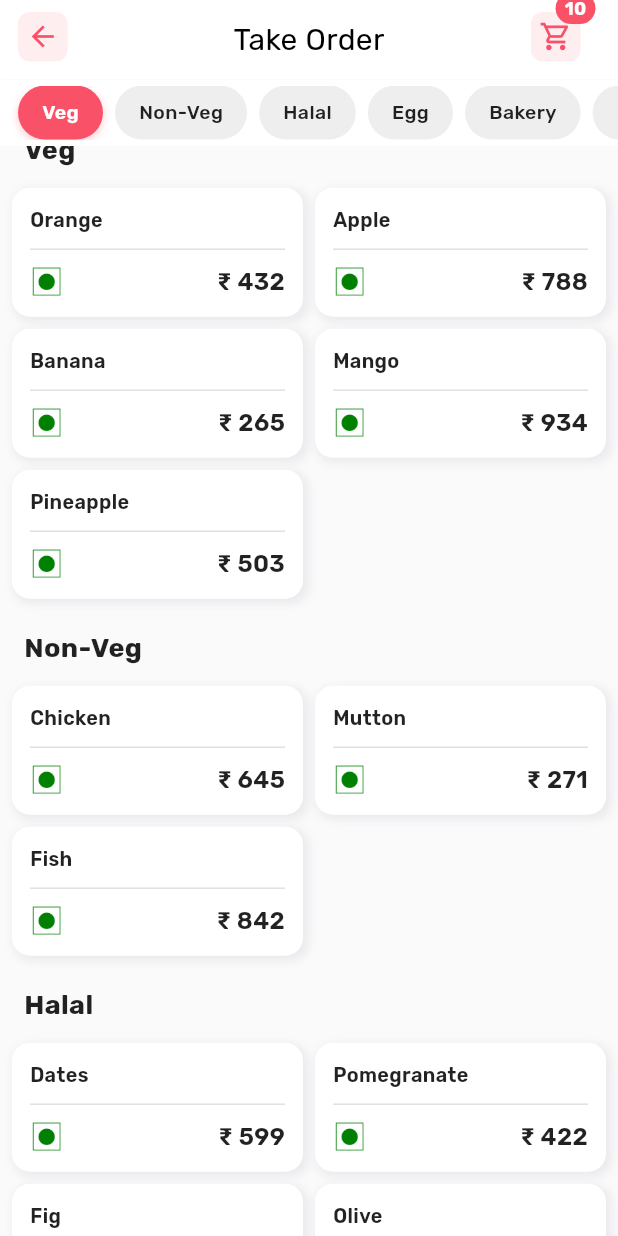
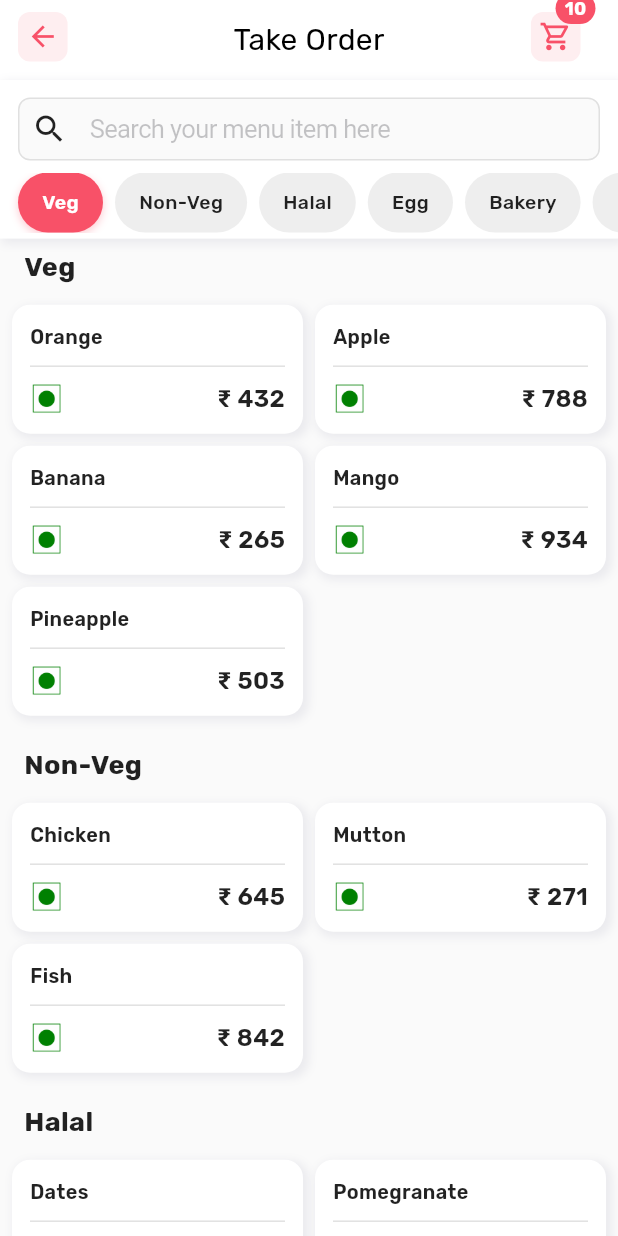
Before and after one commit to BhargavFalcon/sunmi_manager, a Flutter app: the TakeOrderView screen opened by its route, after a tap on "Veg", on a phone screen of 412 x 824 dp. Run offline on Flutter 3.47's test engine with Material 3 defaults, Android fonts, the phone set to English and light mode, and no system bars; our stand-ins replace cached_network_image, fl_chart, get, google_fonts; missing offline and left inert: custom_date_range_picker.

Commit message:
working on take order screen order list

```diff
--- a/lib/app/modules/take_order_screen/views/take_order_view.dart
+++ b/lib/app/modules/take_order_screen/views/take_order_view.dart
@@ -118,12 +118,13 @@ class TakeOrderView extends GetWidget<TakeOrderController> {
                   ),
                 ],
               ),
+              // Sticky Search + Category
               AnimatedSize(
                 duration: const Duration(milliseconds: 250),
                 curve: Curves.easeInOut,
                 child: Obx(() {
                   if (controller.isCategorySticky.value) {
-                    return _buildCategoryList(controller);
+                    return _buildSearchAndCategoryBox(controller);
                   }
                   return const SizedBox.shrink();
                 }),
@@ -148,19 +149,17 @@ class TakeOrderView extends GetWidget<TakeOrderController> {
                     controller: controller.mainScrollController,
                     child: Column(
                       children: [
+                        // Delivery/Pickup Button (Not Sticky)
                         Padding(
                           padding: const EdgeInsets.all(8.0),
                           child: Container(
-                            padding: const EdgeInsets.all(8),
+                            padding: const EdgeInsets.all(12),
                             decoration: BoxDecoration(
                               color: Colors.white,
                               borderRadius: BorderRadius.circular(12),
                               boxShadow: ColorConstants.getShadow2,
                             ),
-                            child: Column(
-                              crossAxisAlignment: CrossAxisAlignment.start,
-                              children: [
-                                Obx(() {
+                            child: Obx(() {
                               final selectedType =
                                   controller.selectedOrderType.value;
                               return Center(
@@ -211,30 +210,10 @@ class TakeOrderView extends GetWidget<TakeOrderController> {
                                 ),
                               );
                             }),
-                                const SizedBox(height: 12),
-                                CupertinoTextField(
-                                  controller: controller.searchController,
-                                  decoration: BoxDecoration(
-                                    color: Colors.grey.shade50,
-                                    border: Border.all(
-                                      color: Colors.grey.shade300,
-                                    ),
-                                    borderRadius: BorderRadius.circular(8),
-                                  ),
-                                  placeholder: "Search your menu item here",
-                                  prefix: const Padding(
-                                    padding: EdgeInsets.all(8.0),
-                                    child: Icon(Icons.search),
-                                  ),
-                                  clearButtonMode:
-                                      OverlayVisibilityMode.editing,
-                                  onChanged: (value) {},
-                                ),
-                              ],
                           ),
                         ),
-                        ),
-                        _buildCategoryList(controller),
+                        // Search + Category Box (Will be Sticky)
+                        _buildSearchAndCategoryBox(controller),
 
                         Obx(() {
                           final filteredItems = controller.filteredGroupedItems;
@@ -286,11 +265,39 @@ class TakeOrderView extends GetWidget<TakeOrderController> {
     );
   }
 
-  Widget _buildCategoryList(TakeOrderController controller) {
+  Widget _buildSearchAndCategoryBox(TakeOrderController controller) {
     return Container(
+      decoration: BoxDecoration(
+        color: Colors.white,
+        boxShadow: ColorConstants.getShadow2,
+      ),
+      child: Column(
+        children: [
+          // Search Field
+          Padding(
+            padding: const EdgeInsets.fromLTRB(12, 12, 12, 8),
+            child: CupertinoTextField(
+              controller: controller.searchController,
+              decoration: BoxDecoration(
+                color: Colors.grey.shade50,
+                border: Border.all(
+                  color: Colors.grey.shade300,
+                ),
+                borderRadius: BorderRadius.circular(8),
+              ),
+              placeholder: "Search your menu item here",
+              prefix: const Padding(
+                padding: EdgeInsets.all(8.0),
+                child: Icon(Icons.search),
+              ),
+              clearButtonMode: OverlayVisibilityMode.editing,
+              onChanged: (value) {},
+            ),
+          ),
+          // Category List
+          Container(
             height: MySize.getHeight(40),
-      decoration: BoxDecoration(color: Colors.white),
-      padding: const EdgeInsets.symmetric(vertical: 4),
+            padding: const EdgeInsets.only(bottom: 4),
             child: Obx(() {
               final filteredItems = controller.filteredGroupedItems;
               final visibleCategories =
@@ -307,7 +314,8 @@ class TakeOrderView extends GetWidget<TakeOrderController> {
                   final category = visibleCategories[index];
 
                   return Obx(() {
-              final isSelected = controller.selectedCategory.value == category;
+                    final isSelected =
+                        controller.selectedCategory.value == category;
 
                     return GestureDetector(
                       onTap: () {
@@ -330,7 +338,8 @@ class TakeOrderView extends GetWidget<TakeOrderController> {
                           isSelected
                               ? [
                             BoxShadow(
-                                color: ColorConstants.primaryColor.withValues(
+                              color: ColorConstants.primaryColor
+                                  .withValues(
                                 alpha: 0.3,
                               ),
                               spreadRadius: 0,
@@ -344,9 +353,12 @@ class TakeOrderView extends GetWidget<TakeOrderController> {
                           child: Text(
                             category,
                             style: TextStyle(
-                        color: isSelected ? Colors.white : Colors.black87,
+                              color:
+                              isSelected ? Colors.white : Colors.black87,
                               fontWeight:
-                            isSelected ? FontWeight.w600 : FontWeight.w500,
+                              isSelected
+                                  ? FontWeight.w600
+                                  : FontWeight.w500,
                               fontSize: 13,
                             ),
                           ),
@@ -357,6 +369,9 @@ class TakeOrderView extends GetWidget<TakeOrderController> {
                 },
               );
             }),
+          ),
+        ],
+      ),
     );
   }
 
@@ -372,7 +387,8 @@ class TakeOrderView extends GetWidget<TakeOrderController> {
               Expanded(child: _buildItemCell(items[i])),
               const SizedBox(width: 8),
               Expanded(
-                child: i + 1 < items.length
+                child:
+                i + 1 < items.length
                     ? _buildItemCell(items[i + 1])
                     : const SizedBox(),
               ),
```
Lines whose indentation alone changed are shown as unchanged.
